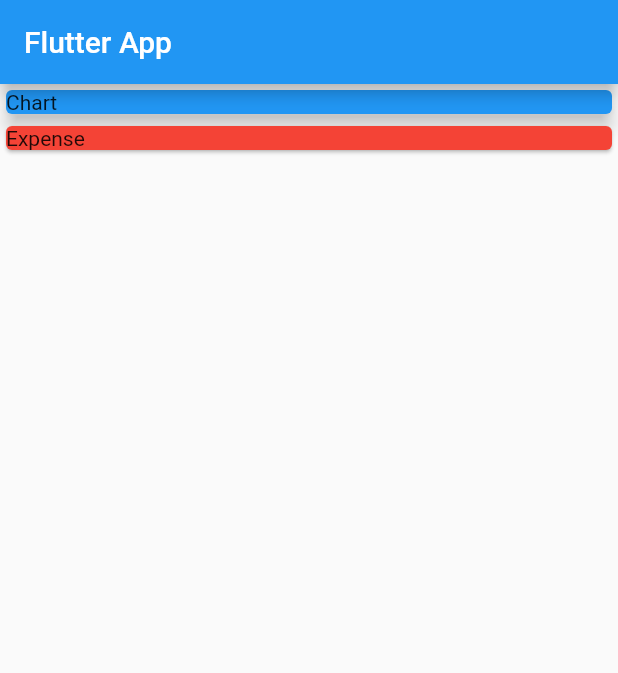
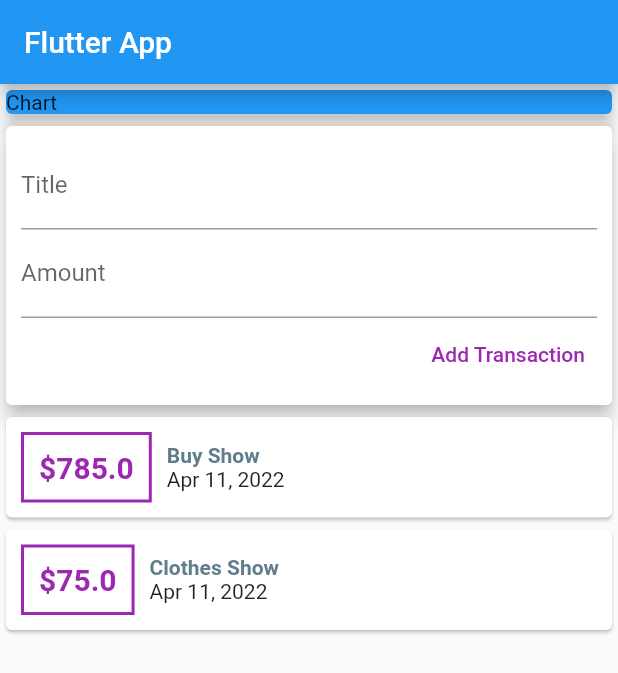
Before and after one commit to zawarfarruk/expense, a Flutter app: the screen it shows after launch, on a phone screen of 412 x 824 dp. Shown: the top 673 px of the screen. Run offline on Flutter 3.47's test engine with Material 2 defaults, Android fonts, the phone set to English and light mode, and no system bars.

Commit message:
user input

```diff
--- a/lib/main.dart
+++ b/lib/main.dart
@@ -1,13 +1,14 @@
 import 'package:flutter/material.dart';
 import 'package:flutter_application_2/transaction.dart';
+import 'package:intl/intl.dart';
 
 void main(List<String> args) {
-  runApp( MyApp());
+  runApp(MyApp());
 }
 
 class MyApp extends StatelessWidget {
-   MyApp({Key? key}) : super(key: key);
-final List<Transaction> transaction=[
+  MyApp({Key key}) : super(key: key);
+  final List<Transaction> transaction = [
     Transaction(
       id: "t1",
       title: "Buy Show",
@@ -17,11 +18,14 @@ final List<Transaction> transaction=[
     Transaction(
       id: "t2",
       title: "Clothes Show",
-      amount: 785,
+      amount: 75.0,
       date: DateTime.now(),
     )
-
   ];
+  //String titleInput;
+  //String amountInput;
+  final titleCountroller = TextEditingController();
+  final amountCountroller = TextEditingController();
   @override
   Widget build(BuildContext context) {
     return MaterialApp(
@@ -33,19 +37,95 @@ final List<Transaction> transaction=[
           mainAxisAlignment: MainAxisAlignment.start,
           crossAxisAlignment: CrossAxisAlignment.stretch,
           children: [
-            Container(
+            const SizedBox(
               // color: Colors.green,
               width: double.infinity,
-              child: const Card(
+              child: Card(
                 child: Text("Chart"),
                 color: Colors.blue,
                 elevation: 5,
               ),
             ),
-            const Card(
-              color: Colors.red,
-              child: Text("Expense"),
+            Card(
+              elevation: 5,
+              child: Container(
+                margin: const EdgeInsets.all(10),
+                child: Column(
+                  crossAxisAlignment: CrossAxisAlignment.end,
+                  children: [
+                    TextField(
+                      decoration: const InputDecoration(labelText: "Title"),
+                     // onChanged: (val)=>titleInput,
+                      controller: titleCountroller,
+                    ),
+                    TextField(
+                      decoration: const InputDecoration(labelText: "Amount"),
+                      //onChanged: (val)=>amountInput
+                      controller: amountCountroller,
+                    ),
+                     TextButton(
+                        onPressed: (){
+                         // print(titleInput);
+                         // print(amountInput);
+                              print(titleCountroller.text);
+                              print(amountCountroller.text);
+                        },
+                        child: const Text(
+                          "Add Transaction",
+                          style: TextStyle(
+                            color: Colors.purple,
+                          ),
+                        ))
+                  ],
+                ),
+              ),
+            ),
+            Column(
+              children: transaction.map((tx) {
+                return Card(
+                    child: Row(
+                  children: [
+                    Container(
+                      margin: const EdgeInsets.symmetric(
+                          vertical: 10, horizontal: 10),
+                      padding: const EdgeInsets.all(10),
+                      decoration: BoxDecoration(
+                          border: Border.all(
+                        color: Colors.purple,
+                        width: 2,
+                      )),
+                      child: Text(
+                        "\$${tx.amount}".toString(),
+                        style: const TextStyle(
+                          fontSize: 20,
+                          fontWeight: FontWeight.bold,
+                          color: Colors.purple,
+                        ),
+                      ),
+                    ),
+                    Column(
+                      crossAxisAlignment: CrossAxisAlignment.start,
+                      children: [
+                        Text(
+                          tx.title.toString(),
+                          style: const TextStyle(
+                            fontSize: 14,
+                            fontWeight: FontWeight.bold,
+                            color: Colors.blueGrey,
+                          ),
+                        ),
+                        Text(DateFormat.yMMMd().format(tx.date))
+                        //tx.date.toString())
+                      ],
                     )
+                  ],
+                ));
+              }).toList(),
+            )
+            // const Card(
+            //   color: Colors.red,
+            //   child: Text("Expense"),
+            // )
           ],
         ),
       ),
--- a/lib/transaction.dart
+++ b/lib/transaction.dart
@@ -1,11 +1,13 @@
+import 'package:flutter/cupertino.dart';
+
 class Transaction {
-  String? id;
-  String? title;
-  double? amount;
-  DateTime? date;
+ final String id;
+ final String title;
+  double amount;
+  DateTime date;
   Transaction({
     this.id,
-    this.title,
+   @required this.title,
     this.amount,
     this.date,
   });
--- a/pubspec.yaml
+++ b/pubspec.yaml
@@ -18,7 +18,7 @@ publish_to: 'none' # Remove this line if you wish to publish to pub.dev
 version: 1.0.0+1
 
 environment:
-  sdk: ">=2.16.2 <3.0.0"
+  sdk: ">=2.1.2 <3.0.0"
 
 # Dependencies specify other packages that your package needs in order to work.
 # To automatically upgrade your package dependencies to the latest versions
@@ -29,7 +29,7 @@ environment:
 dependencies:
   flutter:
     sdk: flutter
-
+  intl: ^0.17.0
 
   # The following adds the Cupertino Icons font to your application.
   # Use with the CupertinoIcons class for iOS style icons.
```
Also changed, not shown: pubspec.lock, 1 other file. Lines whose indentation alone changed are shown as unchanged.
